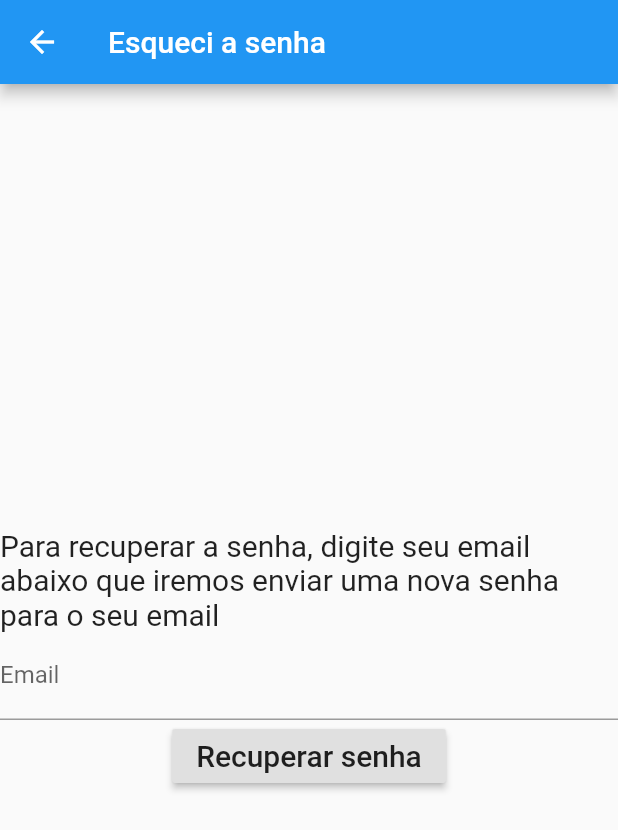
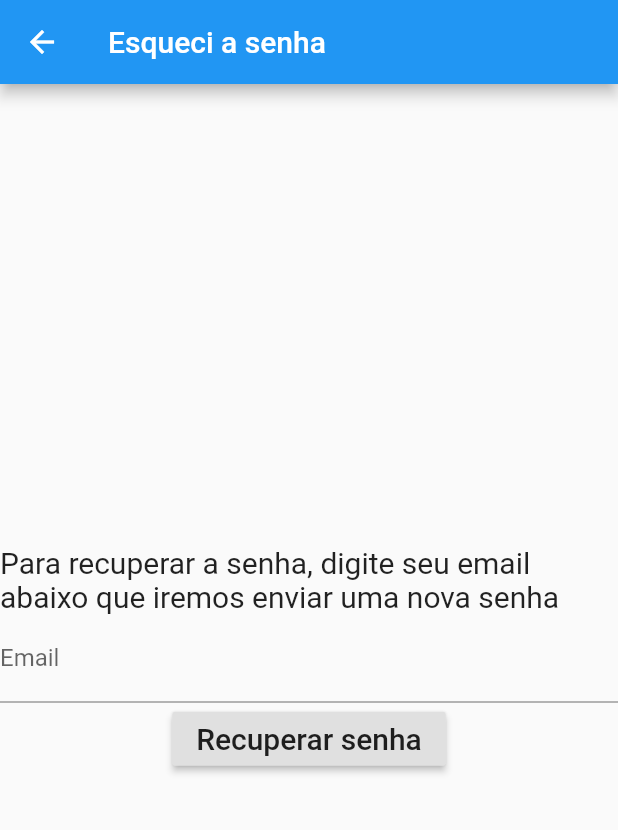
Before and after one commit to rrangelvargas/t1_inf1300, a Flutter app: the ForgotPassword screen opened directly, on a phone screen of 412 x 824 dp. Shown: the top 830 px of the screen. Run offline on Flutter 3.47's test engine with Material 2 defaults, Android fonts, the phone set to English and light mode, and no system bars.

Commit message:
mudando texto de esqueci senha

```diff
--- a/lib/forgotpassword.dart
+++ b/lib/forgotpassword.dart
@@ -19,7 +19,7 @@ class _ForgotPasswordState extends State<ForgotPassword> {
           mainAxisAlignment: MainAxisAlignment.center,
           children: <Widget>[
             Text(
-                'Para recuperar a senha, digite seu email abaixo que iremos enviar uma nova senha para o seu email',
+                'Para recuperar a senha, digite seu email abaixo que iremos enviar uma nova senha',
                 style: TextStyle(fontSize: 20)),
             TextFormField(
               decoration: InputDecoration(labelText: 'Email'),
```
